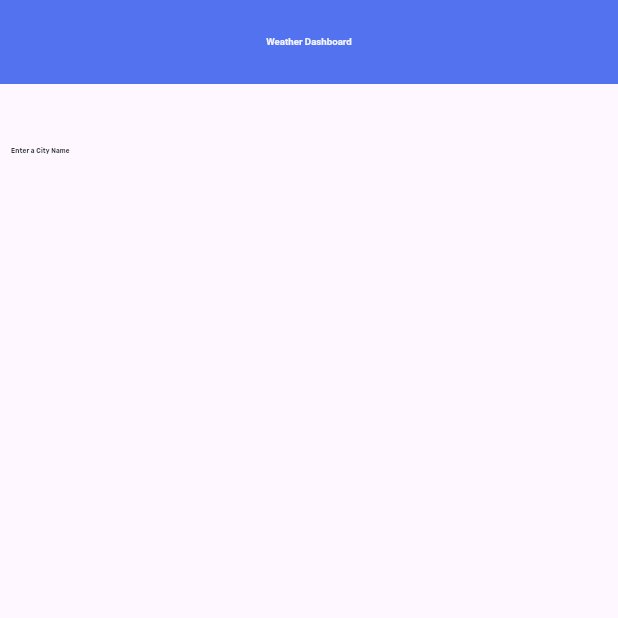
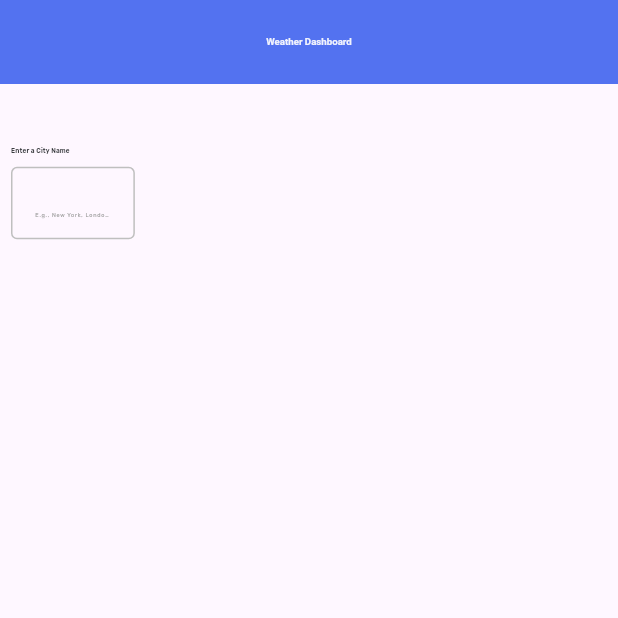
Before and after one commit to lehuynhphat2808/g-weather-forecast, a Flutter app: the screen it shows after launch, on a phone screen of 412 x 824 dp, the top half of it. Run offline on Flutter 3.47's test engine with Material 3 defaults, Android fonts, the phone set to English and light mode, and no system bars; our stand-ins replace flutter_screenutil; generated files the repository leaves out were written again.

Commit message:
feat: input field

```diff
--- a/lib/l10n/app_en.arb
+++ b/lib/l10n/app_en.arb
@@ -1,4 +1,5 @@
 {
   "home_app_bar_tittle": "Weather Dashboard",
-  "search_form_title": "Enter a City Name"
+  "search_weather_title": "Enter a City Name",
+  "search_weather_hint_text": "E.g., New York, London, Tokyo"
 }
--- a/lib/main.dart
+++ b/lib/main.dart
@@ -1,8 +1,8 @@
 import 'package:flutter/material.dart';
+import 'package:flutter_gen/gen_l10n/app_localizations.dart';
 import 'package:flutter_screenutil/flutter_screenutil.dart';
-import 'package:g_weather_forecast/ui/home/page/home.page.dart';
-import 'package:g_weather_forecast/ui/theme/app.theme.dart';
-import 'package:flutter_gen/gen_l10n/app_localizations.dart';
+import 'package:g_weather_forecast/ui/home/page/dashboard.page.dart';
+import 'package:g_weather_forecast/ui/theme/app.themes.dart';
 
 void main() {
   runApp(const MyApp());
@@ -15,14 +15,14 @@ class MyApp extends StatelessWidget {
   Widget build(BuildContext context) {
     return ScreenUtilInit(
       designSize: const Size(1911, 887),
-      builder: (context, child) =>
-         MaterialApp(
-          debugShowCheckedModeBanner: false,
-           theme: AppTheme.lightMode,
-           localizationsDelegates: AppLocalizations.localizationsDelegates,
-           supportedLocales: AppLocalizations.supportedLocales,
-           builder: (context, child) => HomePage(),
-        ),
+      builder:
+          (context, child) => MaterialApp(
+            debugShowCheckedModeBanner: false,
+            theme: AppThemes.lightMode,
+            localizationsDelegates: AppLocalizations.localizationsDelegates,
+            supportedLocales: AppLocalizations.supportedLocales,
+            builder: (context, child) => DashBoardPage(),
+          ),
     );
   }
 }
--- /dev/null
+++ b/lib/ui/home/page/dashboard.page.dart
@@ -0,0 +1,16 @@
+import 'package:flutter/material.dart';
+import 'package:flutter_gen/gen_l10n/app_localizations.dart';
+import 'package:flutter_screenutil/flutter_screenutil.dart';
+import 'package:g_weather_forecast/ui/home/widget/search_form.dart';
+
+class DashBoardPage extends StatelessWidget {
+  const DashBoardPage({super.key});
+
+  @override
+  Widget build(BuildContext context) {
+    return Scaffold(
+      appBar: AppBar(title: Text(AppLocalizations.of(context)?.home_app_bar_tittle ?? '')),
+      body: Padding(padding: EdgeInsets.only(top: 44.h, left: 34.w, right: 34.w), child: SearchForm()),
+    );
+  }
+}
--- a/lib/ui/home/page/home.page.dart
+++ /dev/null
@@ -1,20 +0,0 @@
-import 'package:flutter/material.dart';
-import 'package:flutter_screenutil/flutter_screenutil.dart';
-import 'package:g_weather_forecast/ui/home/widget/search_form.dart';
-import 'package:flutter_gen/gen_l10n/app_localizations.dart';
-
-class HomePage extends StatelessWidget {
-  const HomePage({super.key});
-
-  @override
-  Widget build(BuildContext context) {
-    return
-      Scaffold(
-        appBar: AppBar(title: Text(AppLocalizations.of(context)?.home_app_bar_tittle ?? ''),),
-        body: Padding(
-          padding:  EdgeInsets.only(top: 44.h, left: 34.w, right: 34.w),
-          child: SearchForm(),
-        ),
-      );
-  }
-}
--- a/lib/ui/home/widget/search_form.dart
+++ b/lib/ui/home/widget/search_form.dart
@@ -1,14 +1,24 @@
 import 'package:flutter/material.dart';
 import 'package:flutter_gen/gen_l10n/app_localizations.dart';
-import 'package:g_weather_forecast/ui/theme/app.text_styles.dart';
+import 'package:flutter_screenutil/flutter_screenutil.dart';
+import 'package:g_weather_forecast/ui/widget/input_text_form_field.dart';
 
 class SearchForm extends StatelessWidget {
-  const SearchForm({super.key});
+  SearchForm({super.key});
+
+  final TextEditingController _searchController = TextEditingController();
 
   @override
   Widget build(BuildContext context) {
     return Column(
-      children: [Text(AppLocalizations.of(context)?.search_form_title ?? '', style: Theme.of(context).textTheme.titleSmall)],
+      mainAxisSize: MainAxisSize.min,
+      crossAxisAlignment: CrossAxisAlignment.start,
+      children: [
+        Text(AppLocalizations.of(context)?.search_weather_title ?? '', style: Theme.of(context).textTheme.titleSmall),
+        SizedBox(height: 9.h),
+        InputTextFormField(controller: _searchController),
+        SizedBox(height: 22.h),
+      ],
     );
   }
 }
--- a/lib/ui/theme/app.color.dart
+++ b/lib/ui/theme/app.colors.dart
@@ -1,9 +1,11 @@
 import 'package:flutter/material.dart';
 
-abstract class AppColor {
+abstract class AppColors {
   // Light
   static const Color appBarTittle = Color(0xffF1F3FD);
   static const Color appBarBackground = Color(0xff5372F0);
   static const Color titleSmall = Color(0xff2E3134);
-
+  static const Color textFieldFocusBorderColor = Color(0xff575757);
+  static const Color textFieldBorderColor = Color(0xffBFBFBF);
+  static const Color hintText = Color(0xffA0A0A0);
 }
--- a/lib/ui/theme/app.text_styles.dart
+++ b/lib/ui/theme/app.text_styles.dart
@@ -1,16 +1,13 @@
 import 'package:flutter/material.dart';
 import 'package:flutter_screenutil/flutter_screenutil.dart';
-import 'package:g_weather_forecast/ui/theme/app.color.dart';
+import 'package:g_weather_forecast/ui/theme/app.colors.dart';
 
 class AppTextStyles {
-  static  TextStyle appBarTittle = TextStyle(
+  static TextStyle appBarTittle = TextStyle(
     fontWeight: FontWeight.w700,
-    color: AppColor.appBarTittle,
+    color: AppColors.appBarTittle,
     fontSize: 30.sp,
   );
-  static  TextStyle titleSmall = TextStyle(
-    fontWeight: FontWeight.w600,
-    color: AppColor.titleSmall,
-    fontSize: 20.sp,
-  );
+  static TextStyle titleSmall = TextStyle(fontWeight: FontWeight.w600, color: AppColors.titleSmall, fontSize: 20.sp);
+  static TextStyle hintText = TextStyle(fontWeight: FontWeight.w400, color: AppColors.hintText, fontSize: 17.sp);
 }
--- a/lib/ui/theme/app.theme.dart
+++ /dev/null
@@ -1,15 +0,0 @@
-import 'package:flutter/material.dart';
-import 'package:flutter_screenutil/flutter_screenutil.dart';
-import 'package:g_weather_forecast/gen/fonts.gen.dart';
-import 'package:g_weather_forecast/ui/theme/app.color.dart';
-import 'package:g_weather_forecast/ui/theme/app.text_styles.dart';
-
-abstract class AppTheme {
-  // Light Theme
-  static ThemeData lightMode = ThemeData(
-    appBarTheme: AppBarTheme(
-        backgroundColor:  AppColor.appBarBackground, centerTitle: true, titleTextStyle: AppTextStyles.appBarTittle, titleSpacing: 24.h)
-      ,fontFamily: FontFamily.rubik,
-  textTheme: TextTheme( titleSmall: AppTextStyles.titleSmall,),);
-
-}
--- /dev/null
+++ b/lib/ui/theme/app.themes.dart
@@ -0,0 +1,25 @@
+import 'package:flutter/material.dart';
+import 'package:flutter_screenutil/flutter_screenutil.dart';
+import 'package:g_weather_forecast/gen/fonts.gen.dart';
+import 'package:g_weather_forecast/ui/theme/app.colors.dart';
+import 'package:g_weather_forecast/ui/theme/app.text_styles.dart';
+
+abstract class AppThemes {
+  // Light Theme
+  static ThemeData lightMode = ThemeData(
+    appBarTheme: AppBarTheme(
+      backgroundColor: AppColors.appBarBackground,
+      centerTitle: true,
+      titleTextStyle: AppTextStyles.appBarTittle,
+      titleSpacing: 24.h,
+    ),
+    fontFamily: FontFamily.rubik,
+    textTheme: TextTheme(titleSmall: AppTextStyles.titleSmall),
+    inputDecorationTheme: InputDecorationTheme(
+      focusedBorder: OutlineInputBorder(borderSide: BorderSide(color: AppColors.textFieldFocusBorderColor, width: 2.0)),
+      enabledBorder: OutlineInputBorder(borderSide: BorderSide(color: AppColors.textFieldBorderColor, width: 1.0)),
+      labelStyle: TextStyle(color: AppColors.textFieldFocusBorderColor, fontSize: 16),
+      hintStyle: AppTextStyles.hintText,
+    ),
+  );
+}
--- /dev/null
+++ b/lib/ui/widget/input_text_form_field.dart
@@ -0,0 +1,21 @@
+import 'package:flutter/material.dart';
+import 'package:flutter_gen/gen_l10n/app_localizations.dart';
+import 'package:flutter_screenutil/flutter_screenutil.dart';
+
+class InputTextFormField extends StatelessWidget {
+  final TextEditingController controller;
+
+  const InputTextFormField({super.key, required this.controller});
+
+  @override
+  Widget build(BuildContext context) {
+    return SizedBox(
+      width: 383.w,
+      height: 52.h,
+      child: TextField(
+        controller: controller,
+        decoration: InputDecoration(hintText: AppLocalizations.of(context)?.search_weather_hint_text ?? ''),
+      ),
+    );
+  }
+}
--- a/pubspec.yaml
+++ b/pubspec.yaml
@@ -85,6 +85,7 @@ flutter:
     - family: Rubik
       fonts:
         - asset: assets/fonts/rubik/Rubik-Regular.ttf
+          weight: 400
         - asset: assets/fonts/rubik/Rubik-Bold.ttf
           weight: 700
         - asset: assets/fonts/rubik/Rubik-SemiBold.ttf
```
